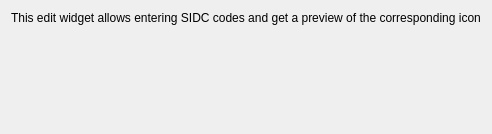
Above: milstd2525/ui/milstd2525configwidgetbase.ui from planetfederal/qgis-milstd2525-plugin before the change. Below: the same form after it.
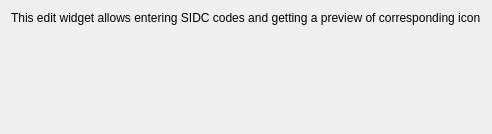
That is the form after the change.

```diff
--- a/milstd2525/ui/milstd2525configwidgetbase.ui
+++ b/milstd2525/ui/milstd2525configwidgetbase.ui
@@ -17,7 +17,7 @@
    <item row="0" column="0" colspan="2">
     <widget class="QLabel" name="label">
      <property name="text">
-      <string>This edit widget allows entering SIDC codes and get a preview of the corresponding icon</string>
+      <string>This edit widget allows entering SIDC codes and getting a preview of corresponding icon</string>
      </property>
     </widget>
    </item>
```
